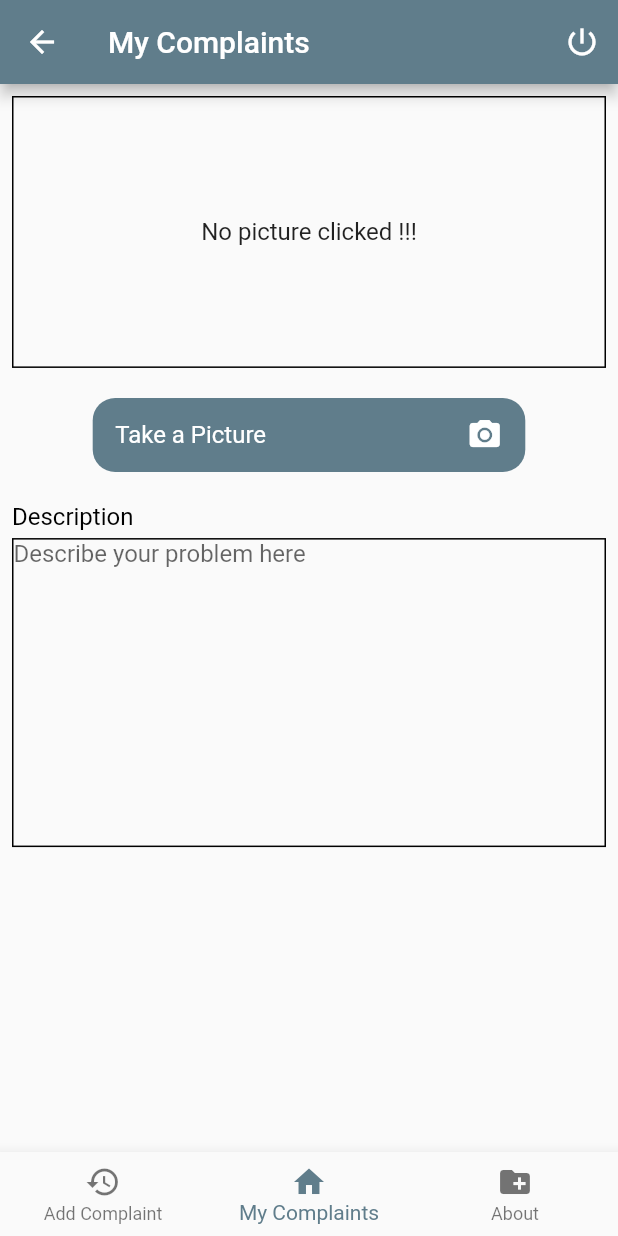
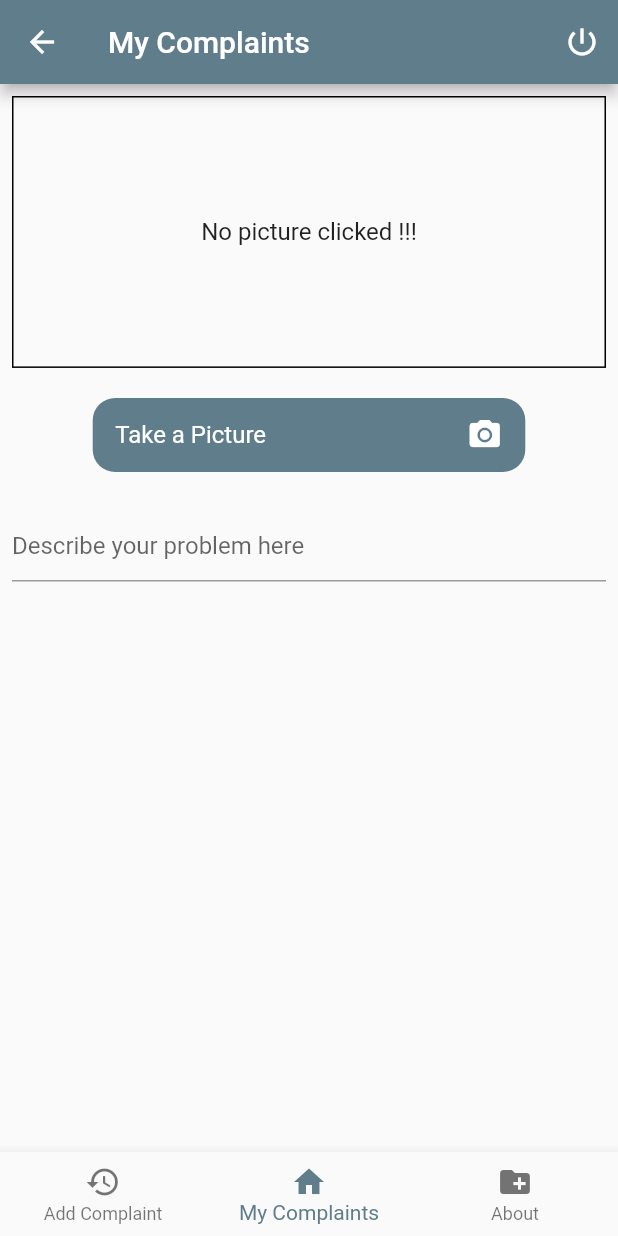
Before and after one commit to adityasharmaa/pothole, a Flutter app: the ScreenSelector screen opened by its route, on a phone screen of 412 x 824 dp. Run offline on Flutter 3.47's test engine with Material 2 defaults, Android fonts, the phone set to English and light mode, and no system bars; our stand-ins replace camera, cloud_firestore, firebase_auth, google_maps_flutter; accounts and stored records are empty.

```diff
--- a/lib/provider/cameraprovider.dart
+++ b/lib/provider/cameraprovider.dart
@@ -7,7 +7,6 @@ class CameraProvider with ChangeNotifier{
   int _count=0;
 
   List<FileSystemEntity> get images {
-
     return [..._images];
   }
 
--- a/lib/screens/add_complaint.dart
+++ b/lib/screens/add_complaint.dart
@@ -1,6 +1,7 @@
 import 'package:flutter/material.dart';
 import 'package:pothole/provider/cameraprovider.dart';
 import 'package:pothole/widgets/custom_camera.dart';
+import 'package:pothole/widgets/custom_google_map.dart';
 import 'package:provider/provider.dart';
 
 class AddComplaint extends StatefulWidget {
@@ -98,21 +99,21 @@ class _AddComplaintState extends State<AddComplaint> {
             SizedBox(
               height: 20,
             ),
-            Align(alignment: Alignment.centerLeft,child: Text("Description",style: Theme.of(context).textTheme.subhead.copyWith(color:Colors.black),)),
+            // Align(alignment: Alignment.centerLeft,child: Text("Description",style: Theme.of(context).textTheme.subhead.copyWith(color:Colors.black),)),
             SizedBox(
               height: 5,
             ),
             Container(
-              height: _height * 0.25,
+              height: _height * 0.15,
               width: _width,
-              decoration:
-                  BoxDecoration(border: Border.all(color: Colors.black)),
+              // decoration:
+              //     BoxDecoration(border: Border.all(color: Colors.black)),
               child: TextField(
-                maxLines: 10,
-                decoration: InputDecoration.collapsed(hintText: "Describe your problem here"),
+                decoration: InputDecoration(hintText: "Describe your problem here"),
 
               ),
             ),
+           // CustomGoogleMap.myGoogleMapItems("Map", context),
           ],
         ),
       ),
```
Also changed, not shown: lib/widgets/custom_google_map.dart (+4 -3 lines), 1 other file.
